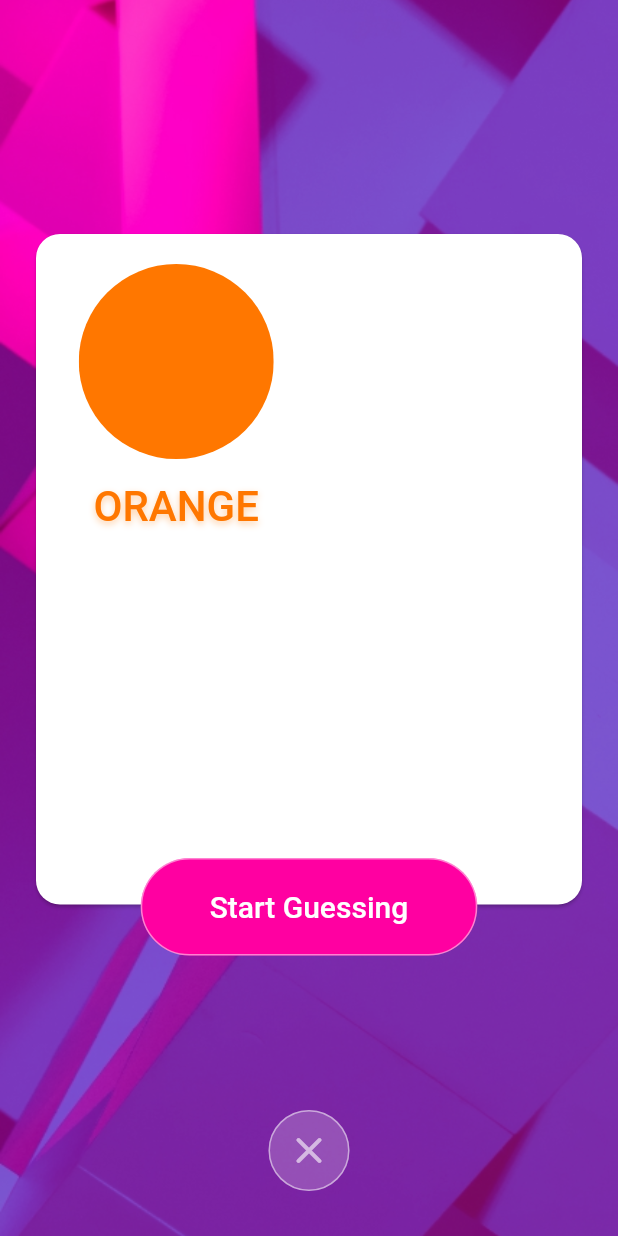
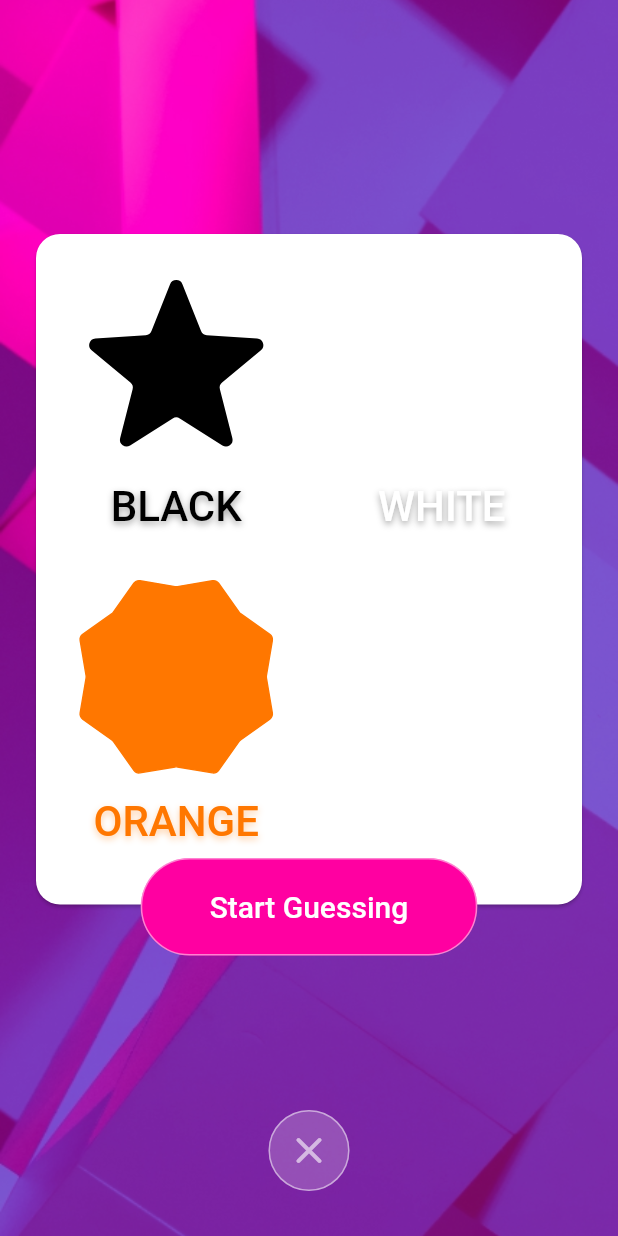
Before and after one commit to phix-o/copic, a Flutter app: the screen it shows after launch, after a tap on "Next Colors", on a phone screen of 412 x 824 dp. Run offline on Flutter 3.47's test engine with Material 2 defaults, Android fonts, the phone set to English and light mode, and no system bars; our stand-ins replace flutter_hooks, flutter_svg.

Commit message:
add more colors and shapes

```diff
--- a/lib/screens/colors/colors_view_screen.dart
+++ b/lib/screens/colors/colors_view_screen.dart
@@ -103,7 +103,7 @@ class ColorsViewScreen extends HookWidget {
                 style: textTheme.bodyLarge
                     ?.copyWith(color: colorShape.color, fontSize: 28, shadows: [
                   BoxShadow(
-                    color: colorShape.color.withOpacity(0.36),
+                    color: colorShape.shadowColor.withOpacity(0.36),
                     offset: const Offset(0, 2),
                     blurRadius: 6,
                   ),
--- a/lib/screens/colors/models.dart
+++ b/lib/screens/colors/models.dart
@@ -6,20 +6,26 @@ class ColorShape {
   final String name;
   final Color color;
   final String svgUrl;
+  final Color shadowColor;
 
   ColorShape({
     required this.name,
     required this.color,
     required this.svgUrl,
+    required this.shadowColor,
   });
 
   static ColorShape fromJson(Map<String, String> json) {
     Color color = HexColor.fromHex(json['color']!);
+    Color shadowColor = json['shadowColor'] != null
+        ? HexColor.fromHex(json['shadowColor']!)
+        : color;
 
     return ColorShape(
       name: json['name']!,
       color: color,
       svgUrl: json['svgUrl']!,
+      shadowColor: shadowColor,
     );
   }
 }
@@ -34,8 +40,19 @@ List<ColorShape> colors = [
   },
   {'name': 'pink', 'color': '#FFFF00FF', 'svgUrl': 'assets/shapes/star.svg'},
   {
+    'name': 'black',
+    'color': '#FFF000000',
+    'svgUrl': 'assets/shapes/poly-5.svg'
+  },
+  {
+    'name': 'white',
+    'color': '#FFFFFFFF',
+    'shadowColor': '#FF000000',
+    'svgUrl': 'assets/shapes/poly-3.svg'
+  },
+  {
     'name': 'orange',
     'color': '#FFFF7700',
-    'svgUrl': 'assets/shapes/circle.svg'
+    'svgUrl': 'assets/shapes/poly-8.svg'
   },
 ].map((color) => ColorShape.fromJson(color)).toList();
```
Also changed, not shown: assets/shapes/poly-3.svg (added), assets/shapes/poly-5.svg (added), assets/shapes/poly-8.svg (added).
